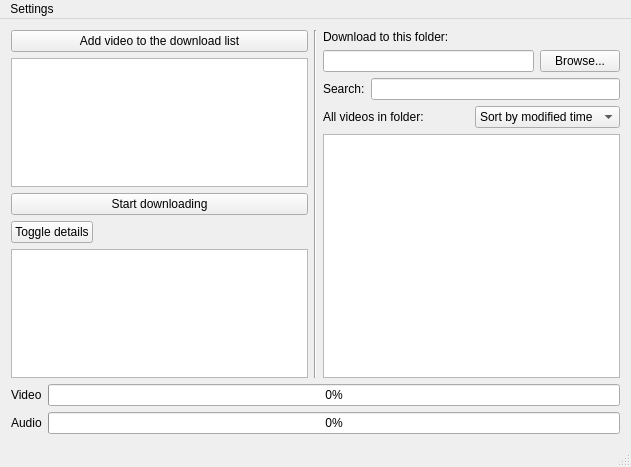
Qt form mainwindow.ui (doublejim/QYoutubeDownloader) before a commit.
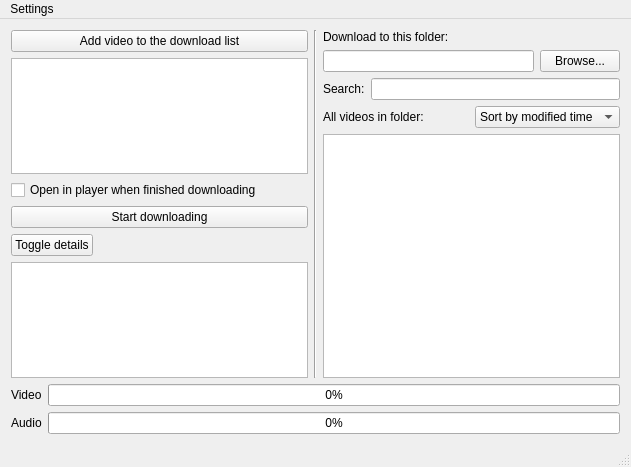
The same form after that commit.

Commit message: Option to open in player after download

Patch:
```diff
--- a/mainwindow.ui
+++ b/mainwindow.ui
@@ -33,6 +33,13 @@
           </property>
          </widget>
         </item>
+        <item>
+         <widget class="QCheckBox" name="checkOpenInPlayerAfterDownload">
+          <property name="text">
+           <string>Open in player when finished downloading</string>
+          </property>
+         </widget>
+        </item>
         <item>
          <widget class="QPushButton" name="btnStartDownload">
           <property name="text">
```
Left out of the diff: 2 changed lines with no effect on the pictures. The commit also changes 4 other files.
